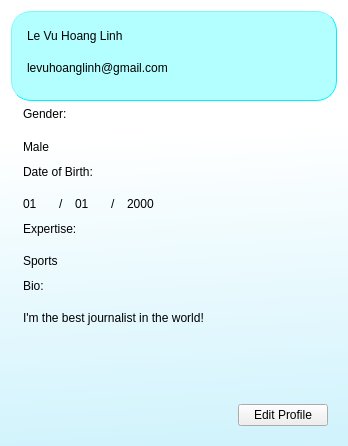
First picture: the form in views/profile.ui, repository bhhoang/newspaper-project, before the edit.
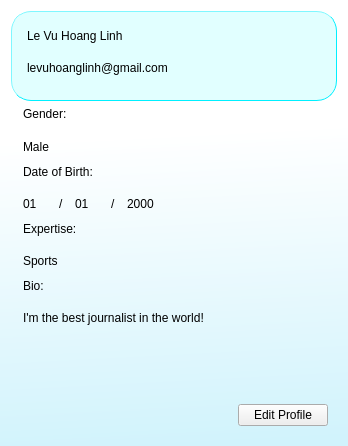
Second picture: the form after the edit. Icons and pictures are not drawn.

Commit message: Moved DS_Store files to gitignore and modified a little bit header background color

What changed in the file:
```diff
--- a/views/profile.ui
+++ b/views/profile.ui
@@ -40,7 +40,7 @@
 border-color: rgb(0, 240, 255);
 border-width: 0.5px;
 padding: 1px;
-background-color: rgba(102, 255, 255, 127)
+background-color: rgba(102, 255, 255, 50)
 }</string>
      </property>
      <property name="frameShape">
```
Left out of the diff: 6 changed lines with no effect on the pictures. The commit also changes 2 other files.
